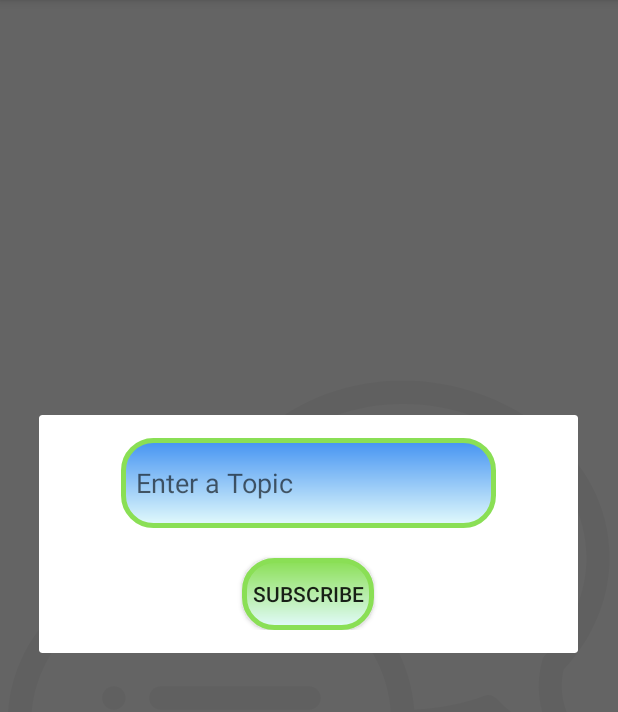
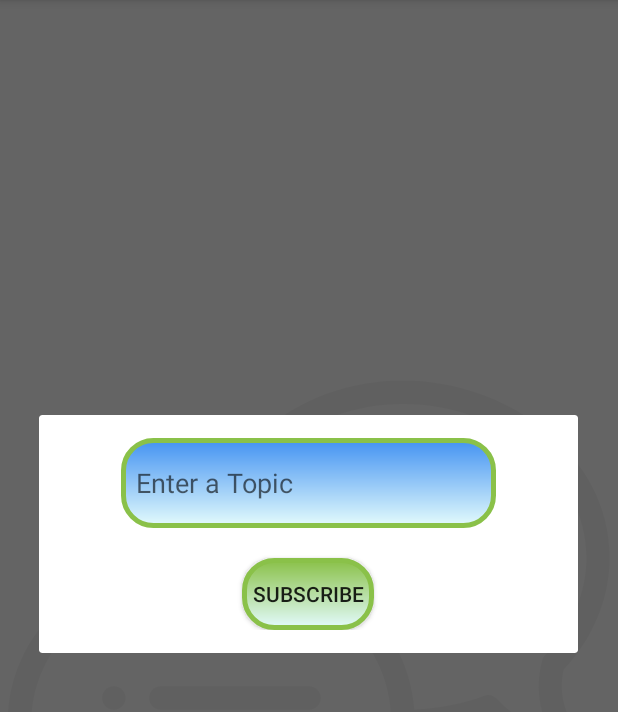
Before and after one commit to nepsians/Final_TechnorioSMSGateway, an Android app: the SubscribeFragment screen opened directly, with no data from a screen before it, after a tap on "SUBSCRIBE", on a phone screen of 412 x 824 dp, the part 84-796 px from its top. Run offline under Robolectric (Android 15) with nearby library versions, the phone set to English and light mode, and no system bars.

Commit message:
primary color changed

```diff
--- a/app/src/main/res/values/colors.xml
+++ b/app/src/main/res/values/colors.xml
@@ -1,6 +1,6 @@
 <?xml version="1.0" encoding="utf-8"?>
 <resources>
-    <color name="colorPrimary">#8adf55</color>
+    <color name="colorPrimary">#8ac149</color>
     <color name="colorPrimaryDark">#4493f2</color>
     <color name="colorAccent">#e3fbfc</color>
 
```
